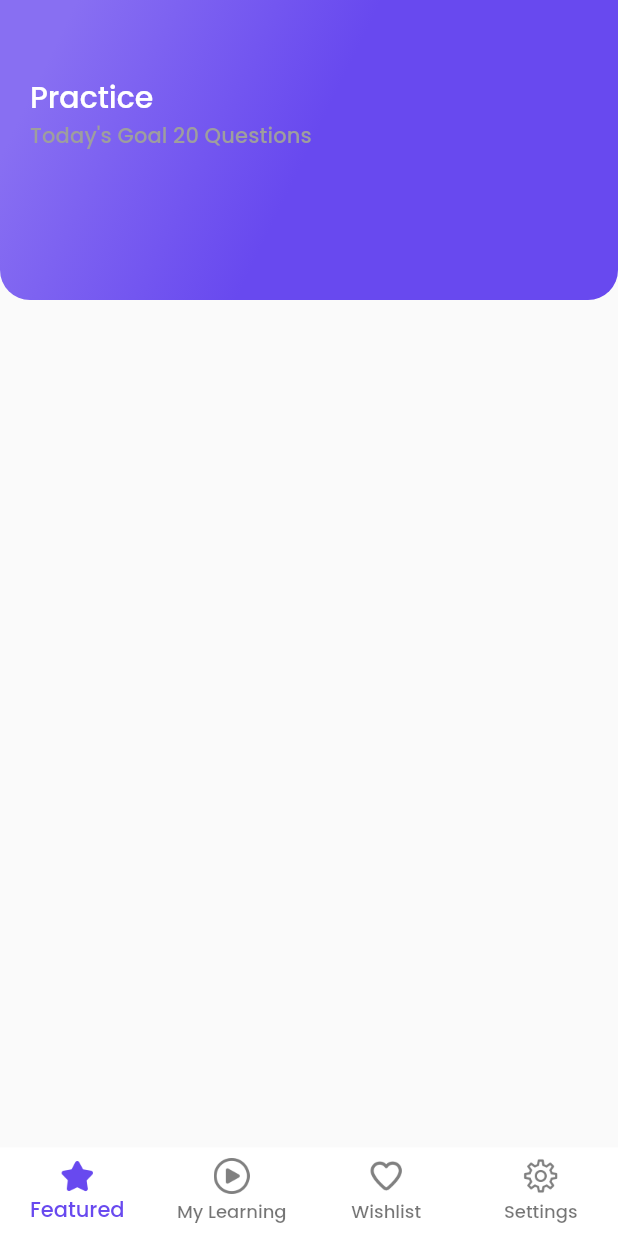
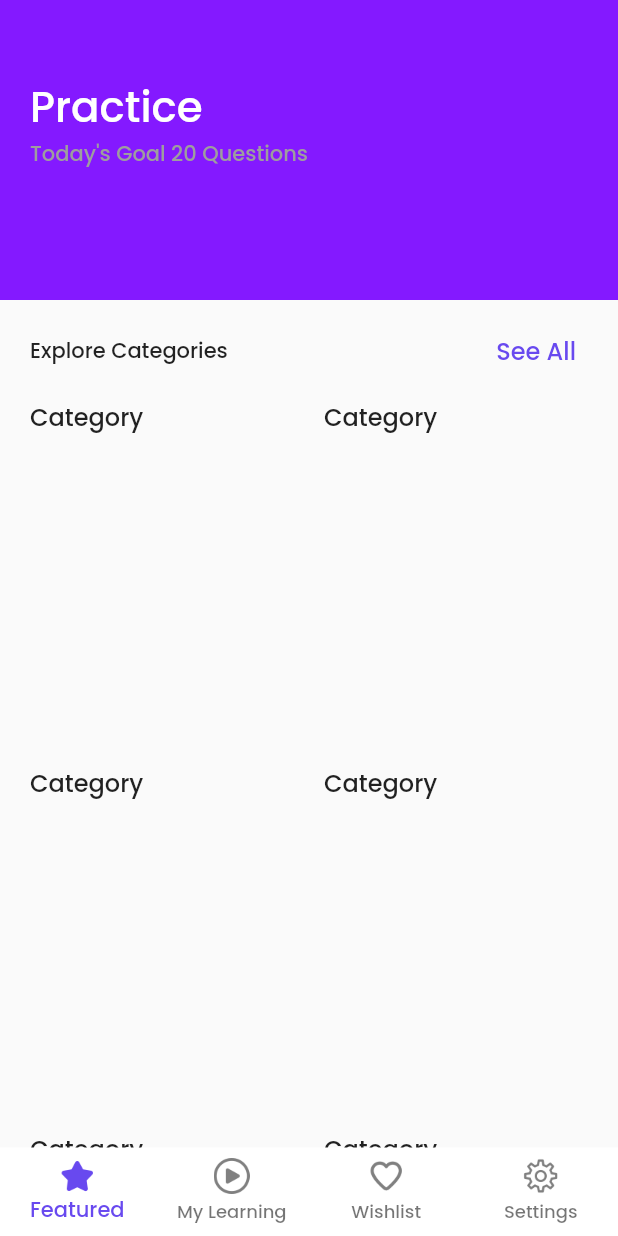
Before and after one commit to RabinThapa1998/Flutter_EP, a Flutter app: the screen it shows after launch, on a phone screen of 412 x 824 dp. Run offline on Flutter 3.47's test engine with Material 2 defaults, Android fonts, the phone set to English and light mode, and no system bars.

Commit message:
✨ :Feat:Add Featured Body

```diff
--- a/lib/main.dart
+++ b/lib/main.dart
@@ -19,11 +19,11 @@ class MyApp extends StatelessWidget {
           fontFamily: 'Poppins',
           textTheme: const TextTheme(
               titleLarge: TextStyle(
-                  fontSize: 20,
+                  fontSize: 28,
                   color: Colors.white,
                   fontWeight: FontWeight.w500),
-              bodyLarge: TextStyle(
-                fontSize: 20,
+              titleSmall: TextStyle(
+                fontSize: 18,
                 fontWeight: FontWeight.w500,
               ),
               bodyMedium: TextStyle(
@@ -35,7 +35,7 @@ class MyApp extends StatelessWidget {
                 fontSize: 18,
                 color: Colors.black,
               ),
-              titleSmall: TextStyle(
+              bodySmall: TextStyle(
                 fontWeight: FontWeight.w100,
                 fontSize: 14.0,
                 color: Colors.grey,
--- a/lib/screens/featured_screen.dart
+++ b/lib/screens/featured_screen.dart
@@ -1,5 +1,7 @@
 import 'package:flutter/material.dart';
 import 'package:flutter/services.dart';
+import 'package:entrance_prep/widgets/appbar_widget.dart';
+import 'package:entrance_prep/widgets/featured_screen_body_widget.dart';
 
 class FeaturedScreen extends StatefulWidget {
   FeaturedScreen({Key? key}) : super(key: key);
@@ -13,48 +15,7 @@ class _FeaturedScreenState extends State<FeaturedScreen> {
   Widget build(BuildContext context) {
     return AnnotatedRegion(
         value: SystemUiOverlayStyle.light,
-        child: Scaffold(body: Column(children: [AppBar()])));
+        child: Scaffold(
+            body: Column(children: [AppBarWidget(), FeaturedBodyWidget()])));
   }
 }
-
-class AppBar extends StatelessWidget {
-  const AppBar({
-    Key? key,
-  }) : super(key: key);
-  @override
-  Widget build(BuildContext context) {
-    return Container(
-      padding: const EdgeInsets.only(top: 50, left: 20, right: 20),
-      height: 200,
-      width: double.infinity,
-      decoration: const BoxDecoration(
-          borderRadius: BorderRadius.only(
-            bottomLeft: Radius.circular(20),
-            bottomRight: Radius.circular(20),
-          ),
-          gradient: LinearGradient(
-              begin: Alignment.topLeft,
-              end: Alignment.bottomRight,
-              stops: [
-                0.1,
-                0.5
-              ],
-              colors: [
-                Color(0xff886ff2),
-                Color(0xff6849ef),
-              ])),
-      child: Row(
-        children: [
-          Column(
-            crossAxisAlignment: CrossAxisAlignment.start,
-            children: [
-              Text("Practice", style: Theme.of(context).textTheme.titleLarge),
-              Text("Today's Goal 20 Questions",
-                  style: Theme.of(context).textTheme.titleSmall),
-            ],
-          ),
-        ],
-      ),
-    );
-  }
-}
--- /dev/null
+++ b/lib/widgets/appbar_widget.dart
@@ -0,0 +1,34 @@
+import 'package:flutter/material.dart';
+
+class AppBarWidget extends StatelessWidget {
+  const AppBarWidget({
+    Key? key,
+  }) : super(key: key);
+  @override
+  Widget build(BuildContext context) {
+    return Container(
+      padding: const EdgeInsets.only(top: 50, left: 20, right: 20),
+      height: 200,
+      width: double.infinity,
+      decoration: const BoxDecoration(
+        // borderRadius: BorderRadius.only(
+        //   bottomLeft: Radius.circular(20),
+        //   bottomRight: Radius.circular(20),
+        // ),
+        color: Color(0xFF8419FF),
+      ),
+      child: Row(
+        children: [
+          Column(
+            crossAxisAlignment: CrossAxisAlignment.start,
+            children: [
+              Text("Practice", style: Theme.of(context).textTheme.titleLarge),
+              Text("Today's Goal 20 Questions",
+                  style: Theme.of(context).textTheme.bodySmall),
+            ],
+          ),
+        ],
+      ),
+    );
+  }
+}
--- /dev/null
+++ b/lib/widgets/featured_screen_body_widget.dart
@@ -0,0 +1,66 @@
+import 'package:flutter/material.dart';
+import 'package:entrance_prep/constants/color.dart';
+
+class FeaturedBodyWidget extends StatelessWidget {
+  const FeaturedBodyWidget({Key? key}) : super(key: key);
+
+  @override
+  Widget build(BuildContext context) {
+    return Column(
+      children: [
+        Padding(
+          padding: const EdgeInsets.only(top: 10, left: 20, right: 20),
+          child: Row(
+            mainAxisAlignment: MainAxisAlignment.spaceBetween,
+            children: [
+              Text(
+                "Explore Categories",
+                style: Theme.of(context).textTheme.bodyLarge,
+              ),
+              TextButton(
+                onPressed: () {},
+                child: Text(
+                  "See All",
+                  style: Theme.of(context)
+                      .textTheme
+                      .bodyMedium
+                      ?.copyWith(color: kPrimaryColor),
+                ),
+              )
+            ],
+          ),
+        ),
+        GridView.builder(
+          shrinkWrap: true,
+          padding: const EdgeInsets.symmetric(
+            horizontal: 20,
+            vertical: 8,
+          ),
+          gridDelegate: const SliverGridDelegateWithFixedCrossAxisCount(
+            crossAxisCount: 2,
+            childAspectRatio: 0.8,
+            crossAxisSpacing: 20,
+            mainAxisSpacing: 24,
+          ),
+          itemBuilder: (context, index) {
+            return CategoryCard();
+          },
+          itemCount: 10,
+        ),
+      ],
+    );
+  }
+}
+
+class CategoryCard extends StatelessWidget {
+  const CategoryCard({
+    Key? key,
+  }) : super(key: key);
+
+  @override
+  Widget build(BuildContext context) {
+    return Container(
+      child: Text("Category"),
+    );
+  }
+}
```
